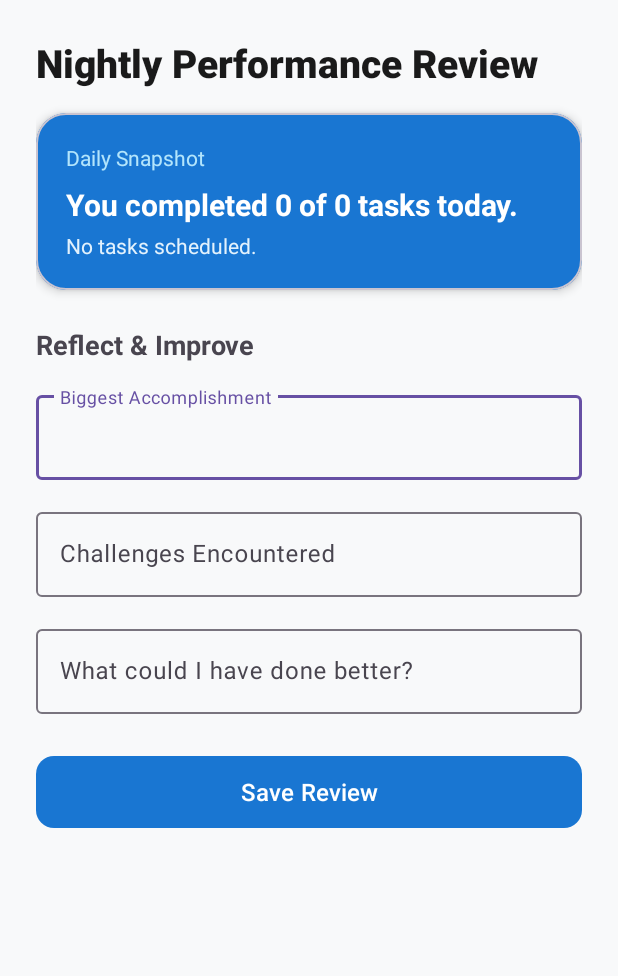
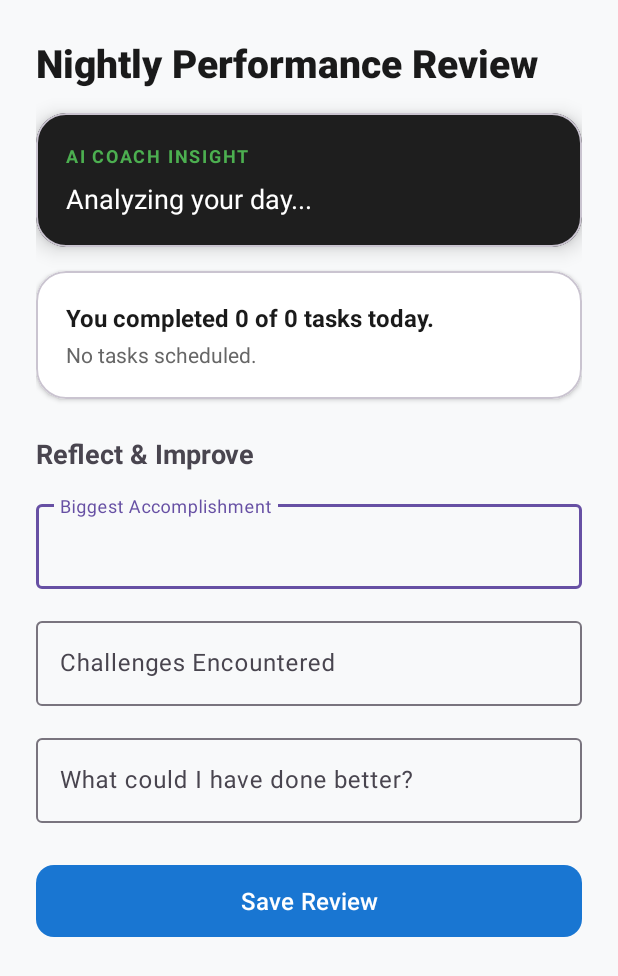
Before and after one commit to Jiks2217/daily-planner, an Android app: the layout fragment_review.xml on its own in the app's theme, with its tools: preview values and no code run, on a phone screen of 412 x 824 dp. Shown: the top 976 px of the screen. Run offline under Robolectric (Android 15) with nearby library versions, the phone set to English and light mode, and no system bars.

Commit message:
Fix: Fully resolved XML ID and AI Logic compilation

```diff
--- a/app/src/main/res/layout/fragment_review.xml
+++ b/app/src/main/res/layout/fragment_review.xml
@@ -21,14 +21,14 @@
             android:textColor="#1A1A1A"
             android:layout_marginBottom="16dp" />
 
-        <!-- COACH METRICS CARD -->
+        <!-- AI COACH INSIGHT CARD -->
         <com.google.android.material.card.MaterialCardView
             android:layout_width="match_parent"
             android:layout_height="wrap_content"
             app:cardCornerRadius="20dp"
-            app:cardBackgroundColor="#1976D2"
-            app:cardElevation="4dp"
-            android:layout_marginBottom="24dp">
+            app:cardBackgroundColor="#1E1E1E"
+            app:cardElevation="8dp"
+            android:layout_marginBottom="16dp">
 
             <LinearLayout
                 android:layout_width="match_parent"
@@ -39,31 +39,58 @@
                 <TextView
                     android:layout_width="wrap_content"
                     android:layout_height="wrap_content"
-                    android:text="Daily Snapshot"
-                    android:textColor="#B3E5FC"
-                    android:textSize="14sp"/>
+                    android:text="AI COACH INSIGHT"
+                    android:textColor="#4CAF50"
+                    android:textSize="12sp"
+                    android:textStyle="bold"
+                    android:letterSpacing="0.1"/>
 
+                <TextView
+                    android:id="@+id/tvAiJudgment"
+                    android:layout_width="wrap_content"
+                    android:layout_height="wrap_content"
+                    android:text="Analyzing your day..."
+                    android:textColor="#FFFFFF"
+                    android:textSize="18sp"
+                    android:lineSpacingExtra="4dp"
+                    android:layout_marginTop="8dp"/>
+            </LinearLayout>
+        </com.google.android.material.card.MaterialCardView>
+
+        <!-- STATS CARD -->
+        <com.google.android.material.card.MaterialCardView
+            android:layout_width="match_parent"
+            android:layout_height="wrap_content"
+            app:cardCornerRadius="20dp"
+            app:cardBackgroundColor="#FFFFFF"
+            app:cardElevation="2dp"
+            android:layout_marginBottom="24dp">
+
+            <LinearLayout
+                android:layout_width="match_parent"
+                android:layout_height="wrap_content"
+                android:orientation="vertical"
+                android:padding="20dp">
                 <TextView
                     android:id="@+id/tvCoachSummary"
                     android:layout_width="wrap_content"
                     android:layout_height="wrap_content"
                     android:text="You completed 0 of 0 tasks today."
-                    android:textColor="#FFFFFF"
-                    android:textSize="20sp"
-                    android:textStyle="bold"
-                    android:layout_marginTop="8dp"/>
-
+                    android:textColor="#1A1A1A"
+                    android:textSize="16sp"
+                    android:textStyle="bold" />
                 <TextView
                     android:id="@+id/tvCoachCategory"
                     android:layout_width="wrap_content"
                     android:layout_height="wrap_content"
                     android:text="No tasks scheduled."
-                    android:textColor="#E3F2FD"
+                    android:textColor="#666666"
                     android:textSize="14sp"
                     android:layout_marginTop="4dp"/>
             </LinearLayout>
         </com.google.android.material.card.MaterialCardView>
 
+        <!-- FIXED: Used &amp; instead of & -->
         <TextView
             android:layout_width="wrap_content"
             android:layout_height="wrap_content"
```
